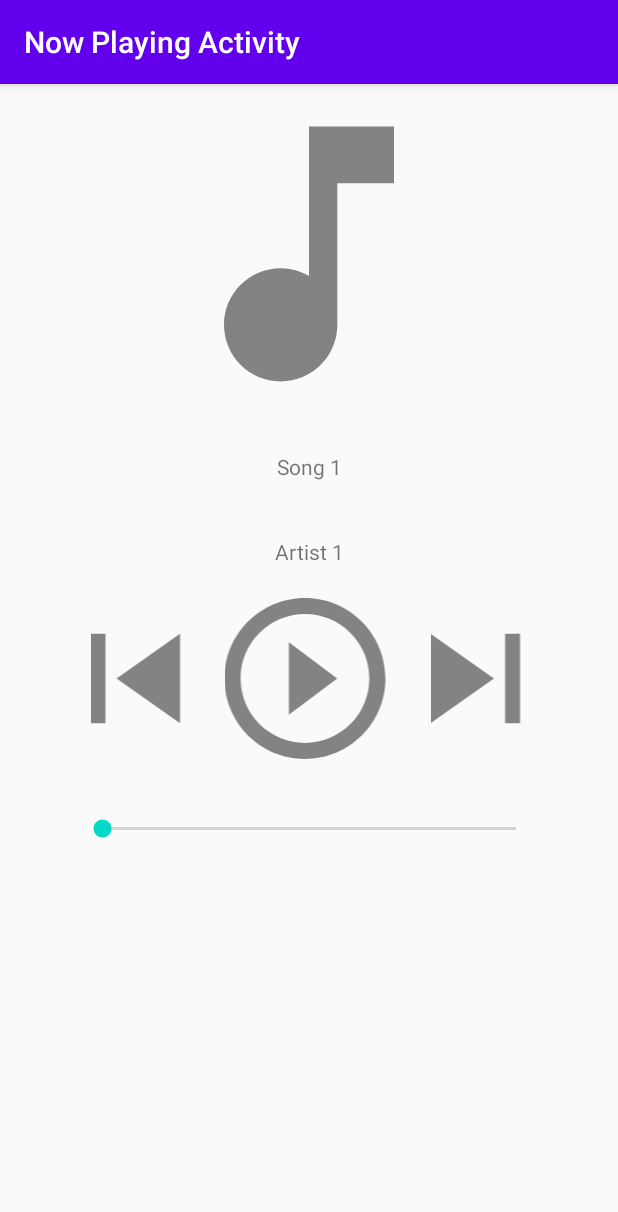
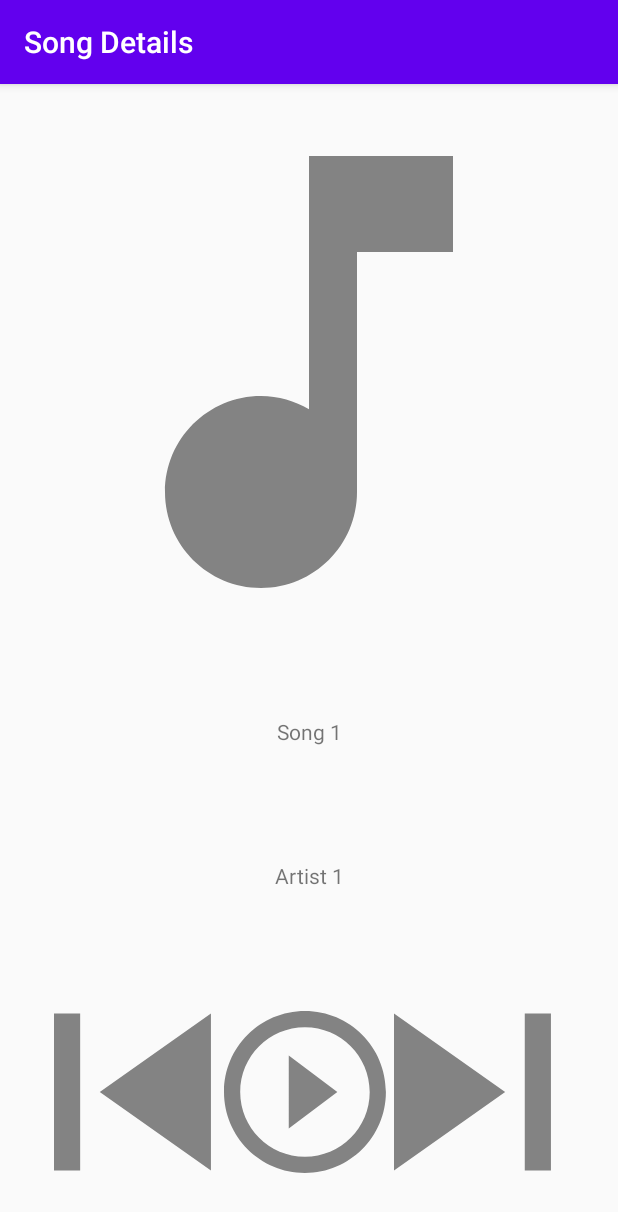
Before and after one commit to diederikdeneef/Music_Player, an Android app: the screen it shows after launch (NowPlaying before the commit, SongDetailsActivity after it), after a tap on an icon or button, on a phone screen of 412 x 824 dp. Shown: the top 1212 px of the screen. Run offline under Robolectric (Android 15) with nearby library versions, the phone set to English and light mode, and no system bars.

Commit message:
feat: Add multiple clickable zones in ListView
Add multiple clickable zones in ListView items. Each chield view starts
an activity and populates the activity with the data of the clicked
view.
Add Song Details activity.

```diff
--- a/app/src/main/AndroidManifest.xml
+++ b/app/src/main/AndroidManifest.xml
@@ -11,7 +11,10 @@
         android:theme="@style/AppTheme">
         <activity
             android:name=".NowPlaying"
-            android:label="Now Playing Activity" />
+            android:label="Now Playing" />
+        <activity
+            android:name=".SongDetailsActivity"
+            android:label="Song Details" />
         <activity android:name=".MainActivity">
             <intent-filter>
                 <action android:name="android.intent.action.MAIN" />
--- a/app/src/main/java/com/example/android/musicplayer/MainActivity.java
+++ b/app/src/main/java/com/example/android/musicplayer/MainActivity.java
@@ -29,30 +29,43 @@ public class MainActivity extends AppCompatActivity {
         }
 
         // set the adapter
-        SongAdapter adapter = new SongAdapter(this, songDetails);
+        final SongAdapter adapter = new SongAdapter(this, songDetails);
         ListView listView = (ListView) findViewById(R.id.music_library);
         listView.setAdapter(adapter);
 
         // set an item click listener on the adapter views
-        listView.setOnItemClickListener(new AdapterView.OnItemClickListener() {
-            @Override
-            public void onItemClick(AdapterView<?> adapterView, View view, int i, long l) {
-                //Log.d("TAG", "onItemClick: song title " + songDetails.get(i));
-                //Toast.makeText(MainActivity.this, "You clicked on: " + songDetails.get(i).getSongTitle(), Toast.LENGTH_LONG).show();
+//        listView.setOnItemClickListener(new AdapterView.OnItemClickListener() {
+//            @Override
+//            public void onItemClick(AdapterView<?> adapterView, View view, int position, long id) {
+//                //Log.d("TAG", "onItemClick: song title " + songDetails.get(i));
+//                Log.d("TAG", "The row Id of the item that was clicked: " + id);
+//                Log.d("TAG", "Position of the view in the adapter: " + position);
+//                Log.d("TAG", "View within the adapterView that was clicked: " + view.getId());
+//                //Toast.makeText(MainActivity.this, "You clicked on: " + songDetails.get(i).getSongTitle(), Toast.LENGTH_LONG).show();
+//                //Toast.makeText(MainActivity.this, "You clicked on: " + songDetails.get(i), Toast.LENGTH_LONG).show();
+//
+//                // Get the position of the view that was clicked
+//                int pos = adapterView.getPositionForView(view);
+//                Log.d("TAG", "Position of view within the adapterView: " + pos);
+//                int adapterViewId = adapterView.getId();
+//                Log.d("TAG", "ID of the adapterView: " + adapterViewId);
+//                int viewId = view.getId();
+//                Log.d("TAG", "ID of the adapterView: " + viewId);
 
-                // Get the song title and artist name to pass to new activity
-                String songTitle = songDetails.get(i).getSongTitle();
-                String artistName = songDetails.get(i).getArtistName();
 
-                // Set intent to start Now Playing activity on a click event
-                Intent nowPlayingIntent = new Intent(MainActivity.this, NowPlaying.class );
-
-                // pass song title and artist name of the click event to the intent
-                nowPlayingIntent.putExtra("songTitle", songTitle);
-                nowPlayingIntent.putExtra("artistName", artistName);
-
-                startActivity(nowPlayingIntent);
-            }
-        });
+//                // Get the song title and artist name to pass to new activity
+//                String songTitle = songDetails.get(position).getSongTitle();
+//                String artistName = songDetails.get(position).getArtistName();
+//
+//                // Set intent to start Now Playing activity on a click event
+//                Intent nowPlayingIntent = new Intent(MainActivity.this, NowPlaying.class );
+//
+//                // pass song title and artist name of the click event to the intent
+//                nowPlayingIntent.putExtra("songTitle", songTitle);
+//                nowPlayingIntent.putExtra("artistName", artistName);
+//
+//                startActivity(nowPlayingIntent);
+//            }
+//        });
     }
 }
--- a/app/src/main/java/com/example/android/musicplayer/SongAdapter.java
+++ b/app/src/main/java/com/example/android/musicplayer/SongAdapter.java
@@ -1,11 +1,14 @@
 package com.example.android.musicplayer;
 
 import android.app.Activity;
+import android.content.Intent;
 import android.view.LayoutInflater;
 import android.view.View;
 import android.view.ViewGroup;
 import android.widget.ArrayAdapter;
+import android.widget.ImageView;
 import android.widget.TextView;
+import android.widget.Toast;
 
 import androidx.annotation.NonNull;
 import androidx.annotation.Nullable;
@@ -33,15 +36,66 @@ public class SongAdapter extends ArrayAdapter<SongDetails> {
         }
 
         // get the songDetails object at this position in the list
-        SongDetails currentSong = getItem(position);
+        final SongDetails currentSong = getItem(position);
 
         // Find the song title textView in song_item.xml layout and set the song title
         TextView songTitleTextView = (TextView) listItemView.findViewById(R.id.song_title_textView);
         songTitleTextView.setText(currentSong.getSongTitle());
 
+        // set an onClickListener on the song_title_textView
+        songTitleTextView.setOnClickListener(new View.OnClickListener() {
+            @Override
+            public void onClick(View view) {
+                Toast.makeText(getContext(), "You clicked the song title", Toast.LENGTH_SHORT).show();
+                Intent songDetailsIntent = new Intent(getContext(), SongDetailsActivity.class);
+                songDetailsIntent.putExtra("songTitle", currentSong.getSongTitle());
+                songDetailsIntent.putExtra("artistName", currentSong.getArtistName());
+                view.getContext().startActivity(songDetailsIntent);
+            }
+        });
+
         // Find the artist name textView in song_item.xml layout and set the artist name
         TextView artistNameTextView = (TextView) listItemView.findViewById(R.id.artist_name_textView);
         artistNameTextView.setText(currentSong.getArtistName());
+
+        // set an onClickListener on the artist_name_textView
+        artistNameTextView.setOnClickListener(new View.OnClickListener() {
+            @Override
+            public void onClick(View view) {
+                Toast.makeText(getContext(), "You clicked the artist name", Toast.LENGTH_SHORT).show();
+                Intent songDetailsIntent = new Intent(getContext(), SongDetailsActivity.class);
+                songDetailsIntent.putExtra("songTitle", currentSong.getSongTitle());
+                songDetailsIntent.putExtra("artistName", currentSong.getArtistName());
+                view.getContext().startActivity(songDetailsIntent);
+            }
+        });
+
+        // Find album art imageView in song_item.xml and set an onClickListener
+        ImageView albumArtImageView = (ImageView) listItemView.findViewById(R.id.album_art_song_item);
+        albumArtImageView.setOnClickListener(new View.OnClickListener() {
+            @Override
+            public void onClick(View view) {
+                Toast.makeText(getContext(), "You clicked the album art icon", Toast.LENGTH_SHORT).show();
+                Intent songDetailsIntent = new Intent(getContext(), SongDetailsActivity.class);
+                songDetailsIntent.putExtra("songTitle", currentSong.getSongTitle());
+                songDetailsIntent.putExtra("artistName", currentSong.getArtistName());
+                view.getContext().startActivity(songDetailsIntent);
+            }
+        });
+
+        // Find play icon imageView in song_item.xml and set an onClickListener
+        ImageView playIconImageView = (ImageView) listItemView.findViewById(R.id.play_button);
+        playIconImageView.setOnClickListener(new View.OnClickListener() {
+            @Override
+            public void onClick(View view) {
+                Toast.makeText(getContext(), "You clicked the play button", Toast.LENGTH_SHORT).show();
+                Intent nowPlayingIntent = new Intent(getContext(), NowPlaying.class);
+                nowPlayingIntent.putExtra("songTitle", currentSong.getSongTitle());
+                nowPlayingIntent.putExtra("artistName", currentSong.getArtistName());
+                view.getContext().startActivity(nowPlayingIntent);
+            }
+        });
+
 
         // return the listItem so it can be shown in the ListView
         return listItemView;
--- /dev/null
+++ b/app/src/main/java/com/example/android/musicplayer/SongDetailsActivity.java
@@ -0,0 +1,24 @@
+package com.example.android.musicplayer;
+
+import android.os.Bundle;
+import android.widget.TextView;
+
+import androidx.appcompat.app.AppCompatActivity;
+
+public class SongDetailsActivity extends AppCompatActivity {
+
+    @Override
+    protected void onCreate(Bundle savedInstanceState) {
+        super.onCreate(savedInstanceState);
+        setContentView(R.layout.song_details);
+
+        String songTitle = getIntent().getExtras().getString("songTitle", "");
+        String artistName = getIntent().getExtras().getString("artistName", "");
+
+        TextView songTitleDetails = (TextView) findViewById(R.id.song_title_song_details);
+        songTitleDetails.setText(songTitle);
+
+        TextView artistNameDetails = (TextView) findViewById(R.id.artist_name_song_details);
+        artistNameDetails.setText(artistName);
+    }
+}
--- /dev/null
+++ b/app/src/main/res/layout/song_details.xml
@@ -0,0 +1,81 @@
+<?xml version="1.0" encoding="utf-8"?>
+<androidx.constraintlayout.widget.ConstraintLayout xmlns:android="http://schemas.android.com/apk/res/android"
+    android:layout_width="match_parent"
+    android:layout_height="match_parent"
+    xmlns:app="http://schemas.android.com/apk/res-auto">
+
+    <ImageView
+        android:id="@+id/album_art_song_details"
+        android:layout_width="match_parent"
+        android:layout_height="0dp"
+        android:src="@drawable/ic_action_music_note"
+        app:layout_constraintStart_toStartOf="parent"
+        app:layout_constraintEnd_toEndOf="parent"
+        app:layout_constraintTop_toTopOf="parent"
+        app:layout_constraintBottom_toTopOf="@id/song_title_song_details"
+        app:layout_constraintVertical_weight="4"/>
+
+    <TextView
+        android:id="@+id/song_title_song_details"
+        android:layout_width="match_parent"
+        android:layout_height="0dp"
+        android:gravity="center"
+        android:text="Song Title"
+        app:layout_constraintStart_toStartOf="parent"
+        app:layout_constraintEnd_toEndOf="parent"
+        app:layout_constraintTop_toBottomOf="@id/album_art_song_details"
+        app:layout_constraintBottom_toTopOf="@id/artist_name_song_details"
+        app:layout_constraintVertical_weight="1"/>
+
+    <TextView
+        android:id="@+id/artist_name_song_details"
+        android:layout_width="match_parent"
+        android:layout_height="0dp"
+        android:gravity="center"
+        android:text="Artist Name"
+        app:layout_constraintStart_toStartOf="parent"
+        app:layout_constraintEnd_toEndOf="parent"
+        app:layout_constraintTop_toBottomOf="@id/song_title_song_details"
+        app:layout_constraintBottom_toTopOf="@+id/play_button"
+        app:layout_constraintVertical_weight="1"/>
+
+    <ImageView
+        android:id="@+id/play_button"
+        android:layout_width="0dp"
+        android:layout_height="0dp"
+        android:src="@drawable/ic_action_play_outline"
+        app:layout_constraintStart_toEndOf="@id/skip_previous_button"
+        app:layout_constraintEnd_toStartOf="@id/skip_next_button"
+        app:layout_constraintTop_toBottomOf="@id/artist_name_song_details"
+        app:layout_constraintBottom_toBottomOf="parent"
+        app:layout_constraintVertical_weight="2"/>
+
+    <ImageView
+        android:id="@+id/skip_next_button"
+        android:layout_width="0dp"
+        android:layout_height="0dp"
+        android:layout_marginRight="36dp"
+        android:layout_marginTop="24dp"
+        android:layout_marginBottom="24dp"
+        android:src="@drawable/ic_action_skip_next"
+        app:layout_constraintStart_toEndOf="@id/play_button"
+        app:layout_constraintEnd_toEndOf="parent"
+        app:layout_constraintTop_toTopOf="@id/play_button"
+        app:layout_constraintBottom_toBottomOf="@id/play_button"
+        app:layout_constraintVertical_weight="1"/>
+
+    <ImageView
+        android:id="@+id/skip_previous_button"
+        android:layout_width="0dp"
+        android:layout_height="0dp"
+        android:layout_marginLeft="36dp"
+        android:layout_marginTop="24dp"
+        android:layout_marginBottom="24dp"
+        android:src="@drawable/ic_action_skip_previous"
+        app:layout_constraintStart_toStartOf="parent"
+        app:layout_constraintEnd_toStartOf="@id/play_button"
+        app:layout_constraintTop_toTopOf="@id/play_button"
+        app:layout_constraintBottom_toBottomOf="@id/play_button"
+        app:layout_constraintVertical_weight="1"/>
+
+</androidx.constraintlayout.widget.ConstraintLayout>
--- a/app/src/main/res/layout/song_item.xml
+++ b/app/src/main/res/layout/song_item.xml
@@ -8,7 +8,7 @@
     <ImageView
         android:id="@+id/album_art_song_item"
         android:layout_width="0dp"
-        android:layout_height="wrap_content"
+        android:layout_height="0dp"
         android:src="@drawable/ic_action_music_note"
         app:layout_constraintBottom_toBottomOf="parent"
         app:layout_constraintEnd_toStartOf="@id/song_title_textView"
@@ -46,7 +46,7 @@
     <ImageView
         android:id="@+id/play_button"
         android:layout_width="0dp"
-        android:layout_height="wrap_content"
+        android:layout_height="0dp"
         android:padding="0dp"
         android:src="@drawable/ic_action_play_outline"
         app:layout_constraintBottom_toBottomOf="parent"
```
